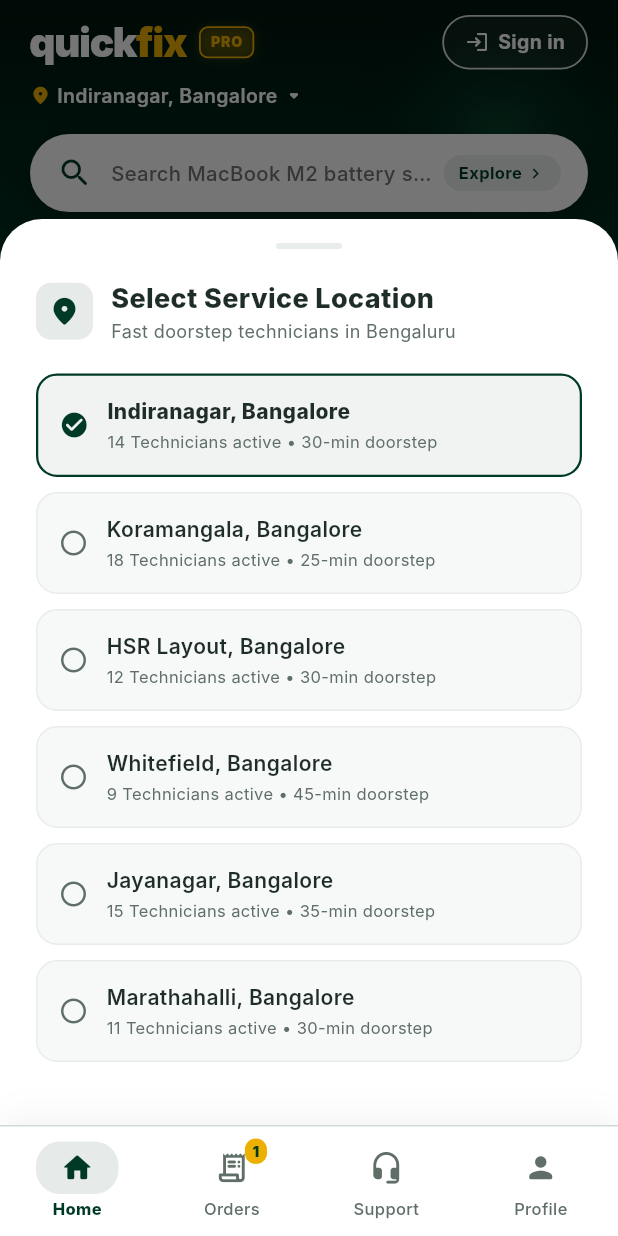
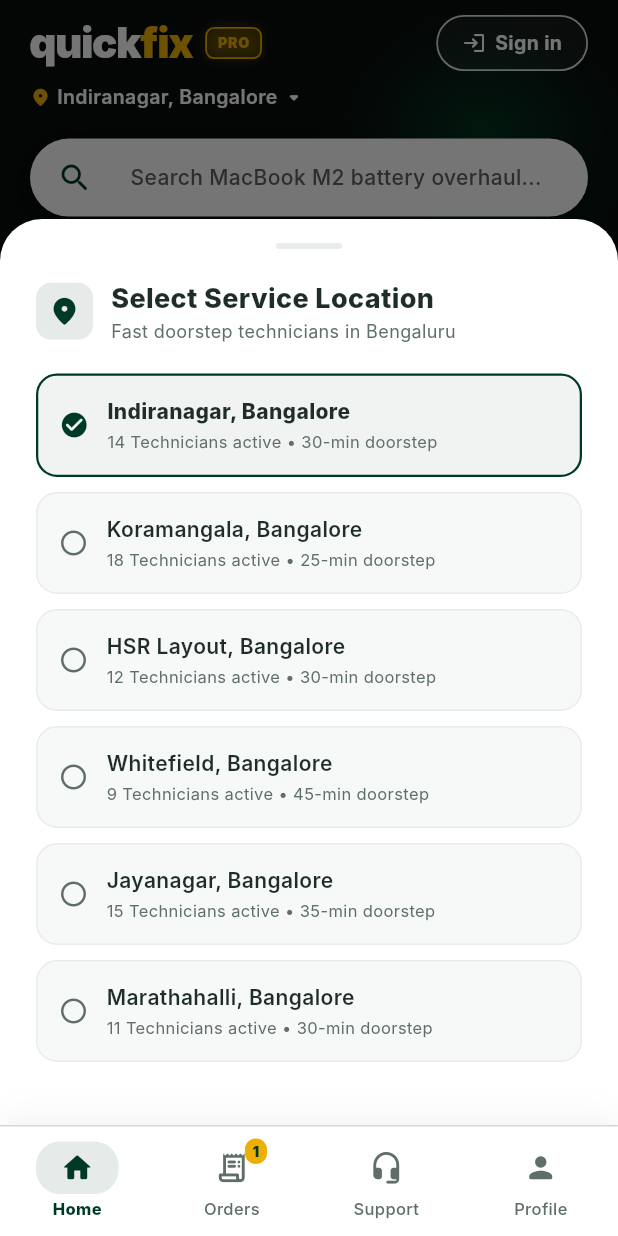
Before and after one commit to AAAStartups/repairshop, a Flutter app: the screen it shows after launch, after a tap on "Sign in", after a tap on "Indiranagar, Bangalore", on a phone screen of 412 x 824 dp. Run offline on Flutter 3.47's test engine with Material 3 defaults, Android fonts, the phone set to English and light mode, and no system bars; our stand-ins replace flutter_riverpod, go_router, shimmer; Roboto replaces fonts that are missing (Inter).

Commit message:
feat(ui): upgrade background with jet-black aura and full-width carousel

```diff
--- a/lib/features/home/presentation/screens/home_screen.dart
+++ b/lib/features/home/presentation/screens/home_screen.dart
@@ -25,7 +25,7 @@ class _HomeScreenState extends ConsumerState<HomeScreen> with TickerProviderStat
   int _selectedCategoryIndex = 0;
   final List<Map<String, dynamic>> _categories = [
     {'name': 'All', 'icon': Icons.grid_view_rounded},
-    {'name': 'Smartphones', 'icon': Icons.phone_iphone_rounded},
+    {'name': 'Phones', 'icon': Icons.phone_iphone_rounded},
     {'name': 'Laptops', 'icon': Icons.laptop_mac_rounded},
     {'name': 'Tablets', 'icon': Icons.tablet_mac_rounded},
     {'name': 'Accessories', 'icon': Icons.headphones_rounded},
@@ -38,17 +38,17 @@ class _HomeScreenState extends ConsumerState<HomeScreen> with TickerProviderStat
   int _searchPlaceholderIndex = 0;
   Timer? _searchTimer;
   final List<String> _searchPlaceholders = [
-    "What's on your mind? Fix it!",
-    "Search iPhone 16 Pro display...",
-    "Search MacBook M2 battery swap...",
-    "Search Samsung S24 charging port...",
-    "Search Apple Watch touch glass...",
+    "What needs repair? Fix it!",
+    "Search iPhone 16 Pro display replacement...",
+    "Search MacBook M2 battery overhaul...",
+    "Search Samsung S24 charging port fix...",
+    "Search Apple Watch touch glass repair...",
   ];
 
   // Favorite items state for service cards
   final Set<String> _favoriteServices = {};
 
-  // 3 Hero Carousel slides with user-requested copy & detailed 2.5D artwork
+  // 3 Hero Carousel slides with user-requested copy & detailed artwork
   final List<Map<String, dynamic>> _heroSlides = [
     {
       'headline': 'Instant Display\nReplacement.',
@@ -58,7 +58,7 @@ class _HomeScreenState extends ConsumerState<HomeScreen> with TickerProviderStat
       'step3': 'Free Pickup',
       'cta': 'Claim Offer',
       'type': 'display',
-      'gradient': [Color(0xFF012014), Color(0xFF003824), Color(0xFF075438)],
+      'gradient': [Color(0xFF07271B), Color(0xFF033F27), Color(0xFF075739)],
     },
     {
       'headline': 'Battery Running\nLow?',
@@ -68,7 +68,7 @@ class _HomeScreenState extends ConsumerState<HomeScreen> with TickerProviderStat
       'step3': '30-Min Swap',
       'cta': 'Swap Battery',
       'type': 'battery',
-      'gradient': [Color(0xFF041F14), Color(0xFF093926), Color(0xFF0B4E34)],
+      'gradient': [Color(0xFF092218), Color(0xFF063A25), Color(0xFF0B4E33)],
     },
     {
       'headline': 'Your Device Deserves\nExpert Care.',
@@ -78,7 +78,7 @@ class _HomeScreenState extends ConsumerState<HomeScreen> with TickerProviderStat
       'step3': '6-Mo Warranty',
       'cta': 'Book Repair',
       'type': 'expert',
-      'gradient': [Color(0xFF021B11), Color(0xFF003422), Color(0xFF0D5036)],
+      'gradient': [Color(0xFF052014), Color(0xFF043722), Color(0xFF0C5035)],
     },
   ];
 
@@ -137,7 +137,8 @@ class _HomeScreenState extends ConsumerState<HomeScreen> with TickerProviderStat
   @override
   void initState() {
     super.initState();
-    _heroController = PageController(initialPage: _virtualPageBase);
+    // viewportFraction 1.0 ensures clean, full-width presentation without awkward side slivers
+    _heroController = PageController(initialPage: _virtualPageBase, viewportFraction: 1.0);
     _startHeroAutoSlide();
     _startSearchPlaceholderCycle();
   }
@@ -302,7 +303,7 @@ class _HomeScreenState extends ConsumerState<HomeScreen> with TickerProviderStat
 
   @override
   Widget build(BuildContext context) {
-    // Exactly ONE bottom navigation bar is handled by MainShell.
+    // Exactly ONE bottom navigation bar is managed by MainShell.
     // HomeScreen contains the scrollable feed and the sticky location banner.
     return Scaffold(
       backgroundColor: Colors.white,
@@ -337,7 +338,7 @@ class _HomeScreenState extends ConsumerState<HomeScreen> with TickerProviderStat
   }
 
   // ==========================================
-  // 1. HEADER REFINEMENT (Atmospheric lighting & balance)
+  // 1. HEADER REFINEMENT (Jet Black + Emerald Ambient Auras)
   // ==========================================
   Widget _buildCircleHeaderSection() {
     final topPadding = MediaQuery.of(context).padding.top;
@@ -345,22 +346,35 @@ class _HomeScreenState extends ConsumerState<HomeScreen> with TickerProviderStat
     return Container(
       width: double.infinity,
       decoration: const BoxDecoration(
-        gradient: LinearGradient(
-          begin: Alignment.topCenter,
-          end: Alignment.bottomCenter,
-          colors: [
-            Color(0xFF00150D),
-            Color(0xFF003A26),
-            Color(0xFF002719),
-          ],
-        ),
+        // Jet-Black / Dark Charcoal canvas creating high contrast like Circle reference
+        color: Color(0xFF080C0A),
       ),
       child: Stack(
         children: [
-          // Ambient luxury lighting radial glow in the top-right corner
+          // Top-Right Emerald Glow Aura (Organic lighting like Circle)
           Positioned(
-            right: -30,
-            top: -20,
+            right: -40,
+            top: -30,
+            child: Container(
+              width: 260,
+              height: 260,
+              decoration: BoxDecoration(
+                shape: BoxShape.circle,
+                gradient: RadialGradient(
+                  colors: [
+                    const Color(0xFF00663D).withValues(alpha: 0.55),
+                    const Color(0xFF004026).withValues(alpha: 0.25),
+                    Colors.transparent,
+                  ],
+                ),
+              ),
+            ),
+          ),
+
+          // Bottom-Left Subtle Forest Glow Aura
+          Positioned(
+            left: -50,
+            bottom: 40,
             child: Container(
               width: 220,
               height: 220,
@@ -368,7 +382,7 @@ class _HomeScreenState extends ConsumerState<HomeScreen> with TickerProviderStat
                 shape: BoxShape.circle,
                 gradient: RadialGradient(
                   colors: [
-                    const Color(0xFF0F6443).withValues(alpha: 0.5),
+                    const Color(0xFF0A3E2A).withValues(alpha: 0.35),
                     Colors.transparent,
                   ],
                 ),
@@ -399,7 +413,7 @@ class _HomeScreenState extends ConsumerState<HomeScreen> with TickerProviderStat
                                 text: 'quick',
                                 style: TextStyle(
                                   fontFamily: 'Inter',
-                                  fontSize: 27,
+                                  fontSize: 28,
                                   fontWeight: FontWeight.w900,
                                   color: Colors.white,
                                   letterSpacing: -0.9,
@@ -409,7 +423,7 @@ class _HomeScreenState extends ConsumerState<HomeScreen> with TickerProviderStat
                                 text: 'fix',
                                 style: TextStyle(
                                   fontFamily: 'Inter',
-                                  fontSize: 27,
+                                  fontSize: 28,
                                   fontWeight: FontWeight.w900,
                                   color: Color(0xFFEDB000),
                                   letterSpacing: -0.9,
@@ -420,14 +434,14 @@ class _HomeScreenState extends ConsumerState<HomeScreen> with TickerProviderStat
                         ),
                         const SizedBox(width: 8),
                         Container(
-                          padding: const EdgeInsets.symmetric(horizontal: 6.5, vertical: 2.5),
+                          padding: const EdgeInsets.symmetric(horizontal: 7, vertical: 2.5),
                           decoration: BoxDecoration(
                             color: const Color(0xFFEDB000).withValues(alpha: 0.15),
                             border: Border.all(color: const Color(0xFFEDB000), width: 1.2),
                             borderRadius: BorderRadius.circular(6),
                             boxShadow: [
                               BoxShadow(
-                                color: const Color(0xFFEDB000).withValues(alpha: 0.2),
+                                color: const Color(0xFFEDB000).withValues(alpha: 0.25),
                                 blurRadius: 6,
                               ),
                             ],
@@ -454,7 +468,7 @@ class _HomeScreenState extends ConsumerState<HomeScreen> with TickerProviderStat
                       },
                       pressedScale: 0.95,
                       child: Container(
-                        padding: const EdgeInsets.symmetric(horizontal: 14, vertical: 7.5),
+                        padding: const EdgeInsets.symmetric(horizontal: 16, vertical: 8),
                         decoration: BoxDecoration(
                           color: Colors.white.withValues(alpha: 0.05),
                           border: Border.all(color: Colors.white.withValues(alpha: 0.85), width: 1.2),
@@ -484,7 +498,7 @@ class _HomeScreenState extends ConsumerState<HomeScreen> with TickerProviderStat
 
               const SizedBox(height: 8),
 
-              // --- Location Selector Row with Active Tech Count ---
+              // --- Location Selector Row ---
               Padding(
                 padding: const EdgeInsets.symmetric(horizontal: 20),
                 child: QFPressable(
@@ -511,9 +525,9 @@ class _HomeScreenState extends ConsumerState<HomeScreen> with TickerProviderStat
                 ),
               ),
 
-              const SizedBox(height: 16),
-
-              // --- Large White Stadium Search Bar ---
+              const SizedBox(height: 18),
+
+              // --- Large White Stadium Search Bar (Clean & Uncluttered like Circle) ---
               Padding(
                 padding: const EdgeInsets.symmetric(horizontal: 20),
                 child: QFPressable(
@@ -530,8 +544,8 @@ class _HomeScreenState extends ConsumerState<HomeScreen> with TickerProviderStat
                       borderRadius: BorderRadius.circular(30),
                       boxShadow: [
                         BoxShadow(
-                          color: Colors.black.withValues(alpha: 0.22),
-                          blurRadius: 16,
+                          color: Colors.black.withValues(alpha: 0.35),
+                          blurRadius: 18,
                           offset: const Offset(0, 5),
                         ),
                       ],
@@ -558,43 +572,21 @@ class _HomeScreenState extends ConsumerState<HomeScreen> with TickerProviderStat
                               key: ValueKey<int>(_searchPlaceholderIndex),
                               style: TextStyle(
                                 fontFamily: 'Inter',
-                                fontSize: 13.5,
-                                color: Colors.grey.shade600,
+                                fontSize: 14,
+                                color: Colors.grey.shade700,
                                 fontWeight: FontWeight.w500,
                               ),
                               overflow: TextOverflow.ellipsis,
                             ),
                           ),
                         ),
-                        Container(
-                          padding: const EdgeInsets.symmetric(horizontal: 10, vertical: 4),
-                          decoration: BoxDecoration(
-                            color: const Color(0xFF003A26).withValues(alpha: 0.08),
-                            borderRadius: BorderRadius.circular(12),
-                          ),
-                          child: const Row(
-                            children: [
-                              Text(
-                                'Explore',
-                                style: TextStyle(
-                                  fontFamily: 'Inter',
-                                  fontSize: 11,
-                                  fontWeight: FontWeight.w700,
-                                  color: Color(0xFF003A26),
-                                ),
-                              ),
-                              SizedBox(width: 2),
-                              Icon(Icons.chevron_right_rounded, size: 14, color: Color(0xFF003A26)),
-                            ],
-                          ),
-                        ),
                       ],
                     ),
                   ),
                 ),
               ),
 
-              const SizedBox(height: 20),
+              const SizedBox(height: 22),
 
               // --- 2. CATEGORY NAVIGATION (Icon Above Label, Animated Underline) ---
               _buildCategoryNavigationRail(),
@@ -642,7 +634,7 @@ class _HomeScreenState extends ConsumerState<HomeScreen> with TickerProviderStat
                 children: [
                   Icon(
                     cat['icon'] as IconData,
-                    color: isSelected ? Colors.white : Colors.white60,
+                    color: isSelected ? Colors.white : Colors.white54,
                     size: 25,
                   ),
                   const SizedBox(height: 6),
@@ -652,7 +644,7 @@ class _HomeScreenState extends ConsumerState<HomeScreen> with TickerProviderStat
                       fontFamily: 'Inter',
                       fontSize: 12,
                       fontWeight: isSelected ? FontWeight.w800 : FontWeight.w500,
-                      color: isSelected ? Colors.white : Colors.white60,
+                      color: isSelected ? Colors.white : Colors.white54,
                     ),
                   ),
                   const SizedBox(height: 4),
@@ -661,8 +653,8 @@ class _HomeScreenState extends ConsumerState<HomeScreen> with TickerProviderStat
                   AnimatedContainer(
                     duration: const Duration(milliseconds: 250),
                     curve: Curves.easeOutCubic,
-                    height: 3,
-                    width: isSelected ? 28 : 0,
+                    height: 2.5,
+                    width: isSelected ? 24 : 0,
                     decoration: BoxDecoration(
                       color: Colors.white,
                       borderRadius: BorderRadius.circular(2),
@@ -678,7 +670,7 @@ class _HomeScreenState extends ConsumerState<HomeScreen> with TickerProviderStat
   }
 
   // ==========================================
-  // 3. HERO CAROUSEL (Infinite Looping & 2.5D Studio Artwork)
+  // 3. HERO CAROUSEL (Full-Width Card, No Peeking Slivers)
   // ==========================================
   Widget _buildHeroCarousel() {
     return Column(
@@ -703,7 +695,7 @@ class _HomeScreenState extends ConsumerState<HomeScreen> with TickerProviderStat
                 final slide = _heroSlides[slideIndex];
 
                 return Padding(
-                  padding: const EdgeInsets.symmetric(horizontal: 20),
+                  padding: const EdgeInsets.symmetric(horizontal: 18),
                   child: Container(
                     decoration: BoxDecoration(
                       borderRadius: BorderRadius.circular(22),
@@ -712,11 +704,15 @@ class _HomeScreenState extends ConsumerState<HomeScreen> with TickerProviderStat
                         end: Alignment.bottomRight,
                         colors: slide['gradient'] as List<Color>,
                       ),
+                      border: Border.all(
+                        color: Colors.white.withValues(alpha: 0.12),
+                        width: 1,
+                      ),
                       boxShadow: [
                         BoxShadow(
-                          color: Colors.black.withValues(alpha: 0.35),
+                          color: Colors.black.withValues(alpha: 0.45),
                           blurRadius: 18,
-                          offset: const Offset(0, 7),
+                          offset: const Offset(0, 8),
                         ),
                       ],
                     ),
```
